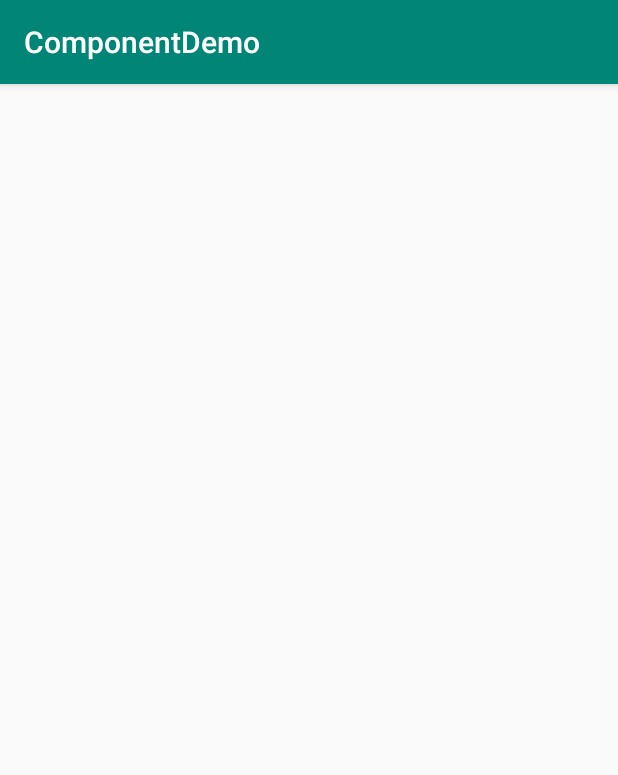
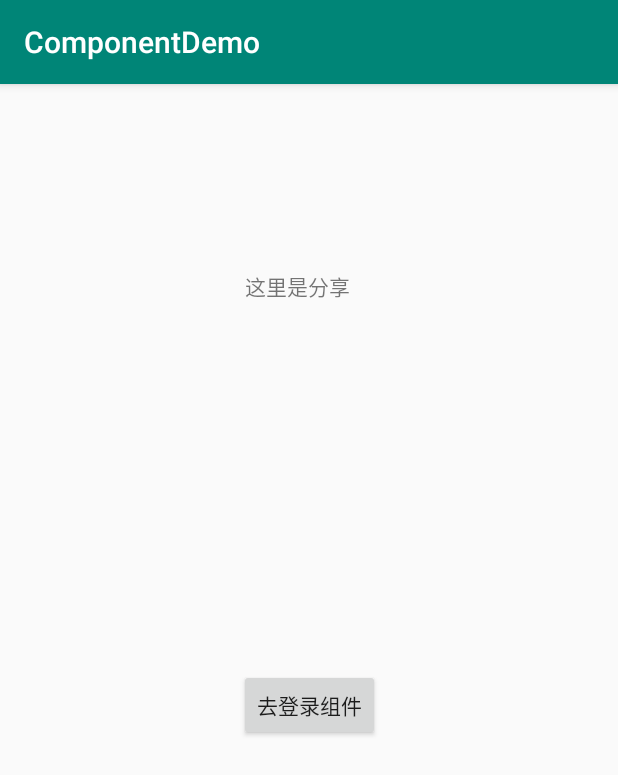
Before and after one commit to xfhy/ComponentDemo, an Android app: the ShareActivity screen opened directly, with no data from a screen before it, on a phone screen of 412 x 824 dp. Shown: the top 775 px of the screen. Run offline under Robolectric (Android 15) with nearby library versions, the phone set to English and light mode, and no system bars; libraries missing offline, so code that uses them is left out: com.alibaba.android.

Commit message:
可以跳转

```diff
--- a/Base/build.gradle
+++ b/Base/build.gradle
@@ -11,7 +11,7 @@ android {
 
 
     defaultConfig {
-        minSdkVersion 21
+        minSdkVersion 19
         targetSdkVersion 28
         versionCode 1
         versionName "1.0"
@@ -44,5 +44,5 @@ dependencies {
     api project (':ComponentBase')
     api 'com.alibaba:arouter-api:1.3.1'
     // arouter-compiler 的注解依赖需要所有使用 ARouter 的 module 都添加依赖
-    annotationProcessor 'com.alibaba:arouter-compiler:1.2.0'
+    annotationProcessor 'com.alibaba:arouter-compiler:1.1.4'
 }
--- a/ComponentBase/build.gradle
+++ b/ComponentBase/build.gradle
@@ -11,13 +11,12 @@ android {
 
 
     defaultConfig {
-        minSdkVersion 21
+        minSdkVersion 19
         targetSdkVersion 28
         versionCode 1
         versionName "1.0"
 
         testInstrumentationRunner "android.support.test.runner.AndroidJUnitRunner"
-
     }
 
     buildTypes {
--- a/Login/src/main/java/com/xfhy/login/AccountService.java
+++ b/Login/src/main/java/com/xfhy/login/AccountService.java
@@ -9,11 +9,11 @@ import com.xfhy.componentbase.service.IAccountService;
 public class AccountService implements IAccountService {
     @Override
     public boolean isLogin() {
-        return UserInfo.getUserInfo() != null;
+        return AccountUtils.userInfo != null;
     }
 
     @Override
     public String getAccountId() {
-        return UserInfo.getUserInfo() == null ? null : UserInfo.getUserInfo().accountId;
+        return AccountUtils.userInfo == null ? null : AccountUtils.userInfo.accountId;
     }
 }
--- a/Login/src/main/java/com/xfhy/login/UserInfo.java
+++ b/Login/src/main/java/com/xfhy/login/UserInfo.java
@@ -7,14 +7,11 @@ package com.xfhy.login;
 public class UserInfo {
 
     public String accountId;
+    public String password;
 
-    /**
-     * 获取用户信息  测试
-     */
-    public static UserInfo getUserInfo() {
-        UserInfo userInfo = new UserInfo();
-        userInfo.accountId = "test";
-        return userInfo;
+    public UserInfo(String accountId, String password) {
+        this.accountId = accountId;
+        this.password = password;
     }
 
 }
--- /dev/null
+++ b/Login/src/main/res/values/dimens.xml
@@ -0,0 +1,5 @@
+<resources>
+    <!-- Default screen margins, per the Android Design guidelines. -->
+    <dimen name="activity_horizontal_margin">16dp</dimen>
+    <dimen name="activity_vertical_margin">16dp</dimen>
+</resources>
--- /dev/null
+++ b/Login/src/main/res/values/styles.xml
@@ -0,0 +1,4 @@
+<resources>
+
+    <style name="AppTheme" parent="Theme.AppCompat.Light"/>
+</resources>
--- a/Share/build.gradle
+++ b/Share/build.gradle
@@ -17,7 +17,7 @@ android {
             applicationId "com.xfhy.share"
         }
 
-        minSdkVersion 21
+        minSdkVersion 19
         targetSdkVersion 28
         versionCode 1
         versionName "1.0"
@@ -59,4 +59,6 @@ dependencies {
     androidTestImplementation 'com.android.support.test.espresso:espresso-core:3.0.2'
 
     implementation project(':Base')
+    // arouter-compiler 的注解依赖需要所有使用 ARouter 的 module 都添加依赖
+    annotationProcessor 'com.alibaba:arouter-compiler:1.1.4'
 }
--- a/Share/src/main/java/com/xfhy/share/ShareActivity.java
+++ b/Share/src/main/java/com/xfhy/share/ShareActivity.java
@@ -2,10 +2,20 @@ package com.xfhy.share;
 
 import android.support.v7.app.AppCompatActivity;
 import android.os.Bundle;
+import android.text.TextUtils;
+import android.view.View;
+import android.widget.TextView;
 import android.widget.Toast;
 
+import com.alibaba.android.arouter.facade.annotation.Route;
+import com.alibaba.android.arouter.launcher.ARouter;
 import com.xfhy.componentbase.ServiceFactory;
 
+/**
+ * 2018年10月18日20:47:27
+ * 分享页
+ */
+@Route(path = "/share/share")
 public class ShareActivity extends AppCompatActivity {
 
     @Override
@@ -13,15 +23,25 @@ public class ShareActivity extends AppCompatActivity {
         super.onCreate(savedInstanceState);
         setContentView(R.layout.activity_share);
 
+        if (getIntent() != null) {
+            String content = getIntent().getStringExtra("share_content");
+            if (!TextUtils.isEmpty(content)) {
+                ((TextView) findViewById(R.id.share_content)).setText(content);
+            }
+        }
+
         share();
     }
 
     private void share() {
-        //这里就通过了ServiceFactory(在ComponentBase组件中) 与登录组件进行了通信
         if (ServiceFactory.getInstance().getAccountService().isLogin()) {
             Toast.makeText(this, "分享成功", Toast.LENGTH_SHORT).show();
         } else {
             Toast.makeText(this, "分享失败：用户未登录", Toast.LENGTH_SHORT).show();
         }
     }
+
+    public void shareLogin(View view) {
+        ARouter.getInstance().build("/account/login").navigation();
+    }
 }
--- a/Share/src/main/res/layout/activity_share.xml
+++ b/Share/src/main/res/layout/activity_share.xml
@@ -7,4 +7,43 @@
     android:layout_height="match_parent"
     tools:context=".ShareActivity">
 
+    <TextView
+        android:layout_width="wrap_content"
+        android:layout_height="wrap_content"
+        android:text="这里是分享"
+        app:layout_constraintBottom_toBottomOf="parent"
+        app:layout_constraintHorizontal_bias="0.477"
+        app:layout_constraintLeft_toLeftOf="parent"
+        app:layout_constraintRight_toRightOf="parent"
+        app:layout_constraintTop_toTopOf="parent"
+        app:layout_constraintVertical_bias="0.166"/>
+
+    <TextView
+        android:id="@+id/share_content"
+        android:layout_width="wrap_content"
+        android:layout_height="wrap_content"
+        android:layout_marginStart="8dp"
+        android:layout_marginLeft="8dp"
+        android:layout_marginTop="8dp"
+        android:layout_marginEnd="8dp"
+        android:layout_marginRight="8dp"
+        android:layout_marginBottom="8dp"
+        app:layout_constraintBottom_toBottomOf="parent"
+        app:layout_constraintEnd_toEndOf="parent"
+        app:layout_constraintHorizontal_bias="0.501"
+        app:layout_constraintStart_toStartOf="parent"
+        app:layout_constraintTop_toTopOf="parent"
+        app:layout_constraintVertical_bias="0.373"/>
+
+    <Button
+        android:id="@+id/btn_share_login"
+        android:layout_width="wrap_content"
+        android:layout_height="wrap_content"
+        android:layout_marginTop="89dp"
+        android:onClick="shareLogin"
+        android:text="去登录组件"
+        app:layout_constraintEnd_toEndOf="parent"
+        app:layout_constraintStart_toStartOf="parent"
+        app:layout_constraintTop_toBottomOf="@+id/share_content"/>
+
 </android.support.constraint.ConstraintLayout>
--- a/app/build.gradle
+++ b/app/build.gradle
@@ -4,7 +4,7 @@ android {
     compileSdkVersion 28
     defaultConfig {
         applicationId "com.xfhy.component"
-        minSdkVersion 21
+        minSdkVersion 19
         targetSdkVersion 28
         versionCode 1
         versionName "1.0"
@@ -35,5 +35,7 @@ dependencies {
     implementation project(':Base')
     implementation project(':Login')
     implementation project(':Share')
+    // arouter-compiler 的注解依赖需要所有使用 ARouter 的 module 都添加依赖
+    annotationProcessor 'com.alibaba:arouter-compiler:1.1.4'
 
 }
```
Also changed, not shown: Login/build.gradle (+5 -2 lines), Login/src/main/AndroidManifest.xml (+15 -1 lines), Login/src/main/java/com/xfhy/login/AccountUtils.java (added, +9 -0 lines), Login/src/main/java/com/xfhy/login/LoginActivity.java (added, +53 -0 lines), Login/src/main/res/layout/activity_login.xml (added, +46 -0 lines), Login/src/main/res/values/strings.xml (+11 -0 lines), app/src/main/java/com/xfhy/component/MainActivity.java (+22 -0 lines), app/src/main/java/com/xfhy/component/MainApplication.java (+22 -0 lines), app/src/main/res/layout/activity_main.xml (+16 -14 lines).
